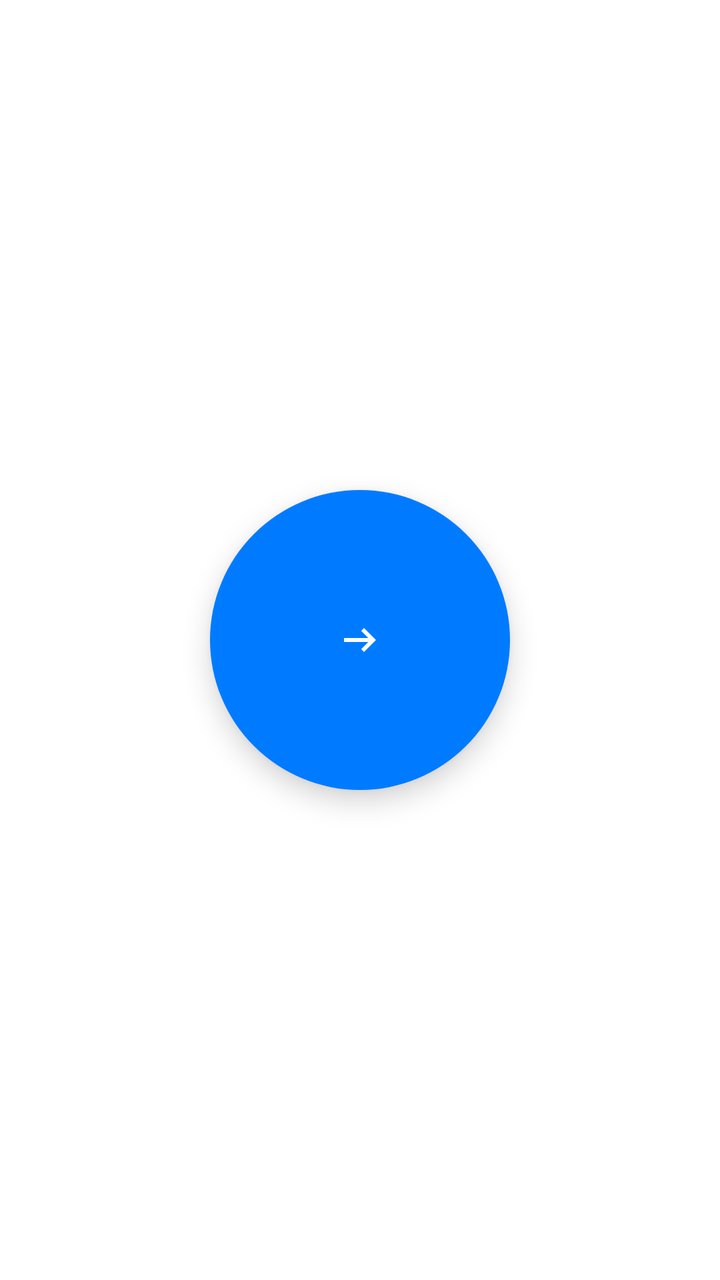
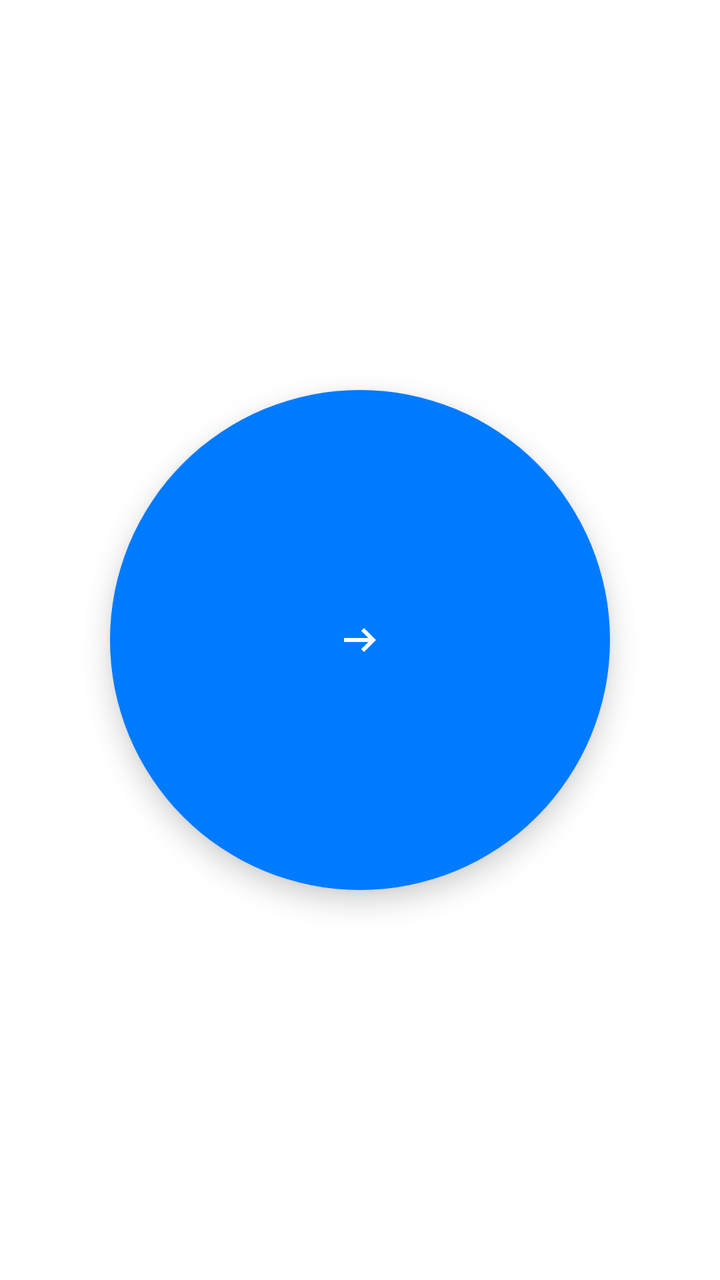

Two renders of the same Android screen: before a commit and after it. Below are the layout's source before the change and the commit's diff.
<!-- AndroidManifest.xml: application theme Theme.Qr_indoornav -->
<!-- res/layout/activity_start.xml -->
<?xml version="1.0" encoding="utf-8"?>
<androidx.constraintlayout.widget.ConstraintLayout xmlns:android="http://schemas.android.com/apk/res/android"
    xmlns:app="http://schemas.android.com/apk/res-auto"
    xmlns:tools="http://schemas.android.com/tools"
    android:layout_width="match_parent"
    android:layout_height="match_parent"
    android:background="#FFFFFF"
    tools:context=".InitialActivity">

    <ImageButton
        android:id="@+id/playButton"
        android:layout_width="150dp"
        android:layout_height="150dp"
        android:background="@drawable/blue_circle_background"
        android:contentDescription="@string/start_navigation"
        android:elevation="8dp"
        android:src="@drawable/ic_play_arrow"
        android:tint="@android:color/white"
        app:layout_constraintBottom_toBottomOf="parent"
        app:layout_constraintEnd_toEndOf="parent"
        app:layout_constraintStart_toStartOf="parent"
        app:layout_constraintTop_toTopOf="parent" />

</androidx.constraintlayout.widget.ConstraintLayout>
<!-- resources referenced by this layout -->
<resources>
  <!-- drawable blue_circle_background (drawable) -->
  <?xml version="1.0" encoding="utf-8"?>
  <shape xmlns:android="http://schemas.android.com/apk/res/android"
      android:shape="oval">
      <solid android:color="#007BFF"/> 
      <size
          android:width="150dp"
          android:height="150dp"/>
  </shape>
  <!-- drawable ic_play_arrow (drawable) -->
  <vector xmlns:android="http://schemas.android.com/apk/res/android" android:autoMirrored="true" android:height="24dp" android:tint="#000000" android:viewportHeight="960" android:viewportWidth="960" android:width="24dp">
        
      <path android:fillColor="@android:color/white" android:pathData="M560,720L504,662L646,520L160,520L160,440L646,440L504,298L560,240L800,480L560,720Z"/>
      
  </vector>
  <string name="start_navigation">Start Navigation</string>
  <style name="Theme.Qr_indoornav" parent="Theme.MaterialComponents.DayNight.NoActionBar">
          
          <item name="colorPrimary">@color/mic_blue</item>
          <item name="colorPrimaryVariant">@color/mic_blue</item>
          <item name="colorOnPrimary">@color/white</item>
          
          <item name="colorSecondary">@color/mic_blue</item>
          <item name="colorSecondaryVariant">@color/mic_blue</item>
          <item name="colorOnSecondary">@color/black</item>
          
          <item name="android:statusBarColor">?attr/colorOnPrimary</item>
          <item name="android:windowLightStatusBar">true</item>
          
      </style>
  <color name="mic_blue">#4285F4</color>
  <color name="white">#FFFFFFFF</color>
  <color name="black">#FF000000</color>
</resources>

<!-- the commit's change to res/layout/activity_start.xml (unified diff, before → after) -->
@@ -9,8 +9,8 @@
 
     <ImageButton
         android:id="@+id/playButton"
-        android:layout_width="150dp"
-        android:layout_height="150dp"
+        android:layout_width="250dp"
+        android:layout_height="250dp"
         android:background="@drawable/blue_circle_background"
         android:contentDescription="@string/start_navigation"
         android:elevation="8dp"
